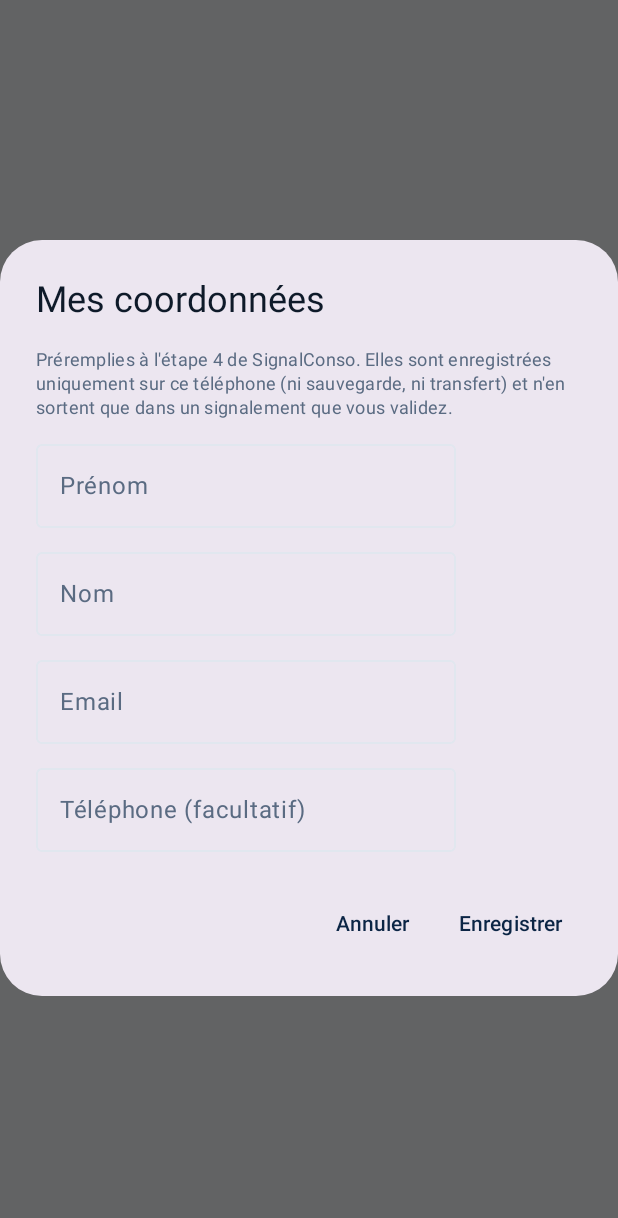
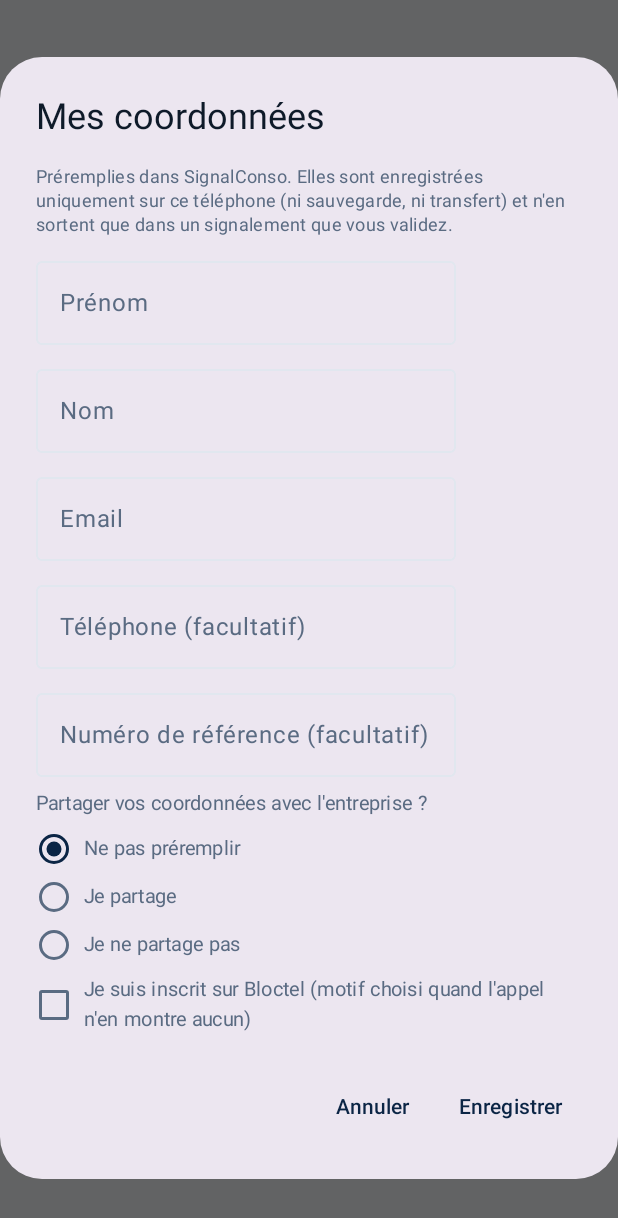
Before and after one commit to azman0101/call-inspector, an Android app built with Jetpack Compose: the composable ReporterProfileDialog shown on its own in the app's theme, on a phone screen of 412 x 824 dp. Shown: the top 1218 px of the screen. Run offline under Robolectric (Android 15) with nearby library versions, the phone set to English and light mode, and no system bars; libraries missing offline, so code that uses them is left out: net.zetetic.database; network calls fail; pictures from the network do not load; 1 statement that could not run was skipped.

Commit message:
feat(signalconso): pick the report reason from the call's subject and Bloctel
A weekday call within allowed hours from a regular number matched no
SignalConso reason, so step 1 was left empty. Reasons now also come
from what the call was about, found in the user's note or the caller's
name (accents and case ignored): impersonating the administration,
energy renovation, CPF training, and a refusal less than 60 days ago.
Subjects come first, then repeated calls, weekend/holiday, outside
hours, refusal and 06/07 numbers. When nothing applies, the
Bloctel reason is selected for users who said they are registered on
Bloctel; SignalConso then points them to bloctel.gouv.fr. Otherwise a
banner explains how to get a reason detected.

The stored profile also keeps the step 4 reference number, the answer
to "Souhaitez-vous partager vos coordonnées avec l'entreprise ?"
(unanswered, share or not) and the Bloctel registration; the database
moves to version 2 with a migration. The share answer is only applied
while neither option is checked.

Co-Authored-By: Claude Opus 5.5 <noreply@anthropic.com>
Claude-Session: https://claude.ai/code/session_01BEEknmddG4PAErQYjmqTpJ

```diff
--- a/app/src/main/java/net/slashetc/callinspector/ui/SignalConsoActivity.kt
+++ b/app/src/main/java/net/slashetc/callinspector/ui/SignalConsoActivity.kt
@@ -19,6 +19,8 @@ import androidx.compose.foundation.layout.fillMaxWidth
 import androidx.compose.foundation.layout.padding
 import androidx.compose.foundation.layout.size
 import androidx.compose.foundation.rememberScrollState
+import androidx.compose.foundation.selection.selectable
+import androidx.compose.foundation.selection.toggleable
 import androidx.compose.foundation.text.KeyboardOptions
 import androidx.compose.foundation.verticalScroll
 import androidx.compose.material.icons.Icons
@@ -26,11 +28,13 @@ import androidx.compose.material.icons.automirrored.filled.ArrowBack
 import androidx.compose.material.icons.outlined.Info
 import androidx.compose.material.icons.outlined.Person
 import androidx.compose.material3.AlertDialog
+import androidx.compose.material3.Checkbox
 import androidx.compose.material3.ExperimentalMaterial3Api
 import androidx.compose.material3.Icon
 import androidx.compose.material3.IconButton
 import androidx.compose.material3.MaterialTheme
 import androidx.compose.material3.OutlinedTextField
+import androidx.compose.material3.RadioButton
 import androidx.compose.material3.Scaffold
 import androidx.compose.material3.Surface
 import androidx.compose.material3.Text
@@ -43,7 +47,9 @@ import androidx.compose.runtime.mutableStateOf
 import androidx.compose.runtime.remember
 import androidx.compose.runtime.rememberCoroutineScope
 import androidx.compose.runtime.setValue
+import androidx.compose.ui.Alignment
 import androidx.compose.ui.Modifier
+import androidx.compose.ui.semantics.Role
 import androidx.compose.ui.text.input.KeyboardType
 import androidx.compose.ui.unit.dp
 import androidx.compose.ui.unit.sp
@@ -76,6 +82,7 @@ class SignalConsoActivity : ComponentActivity() {
         private fun SignalConsoPlan.toJson() = JSONObject().apply {
             put("problem", SignalConsoReport.PROBLEM)
             put("subcategory", subcategory ?: JSONObject.NULL)
+            put("bloctelSubcategory", bloctelSubcategory ?: JSONObject.NULL)
             put("phone", phone ?: JSONObject.NULL)
             put("dates", JSONArray(dates))
             put("company", company?.let {
@@ -93,6 +100,9 @@ class SignalConsoActivity : ComponentActivity() {
                 .put("lastName", it.lastName)
                 .put("email", it.email)
                 .put("phone", it.phone)
+                .put("referenceNumber", it.referenceNumber)
+                .put("shareContact", it.shareContact ?: JSONObject.NULL)
+                .put("bloctelRegistered", it.bloctelRegistered)
                 .toString()
         } ?: "null"
     }
@@ -111,6 +121,7 @@ class SignalConsoActivity : ComponentActivity() {
         val operatorName = JSONObject(planJson).optJSONObject("company")
             ?.takeIf { it.optString("source") == ReportedCompany.Source.OPERATOR.name }
             ?.optString("name")
+        val hasReason = !JSONObject(planJson).isNull("subcategory")
 
         setContent {
             MyApplicationTheme {
@@ -184,6 +195,18 @@ class SignalConsoActivity : ComponentActivity() {
                                 modifier = Modifier.padding(horizontal = 16.dp, vertical = 8.dp)
                             )
                         }
+                        if (!hasReason && profile?.bloctelRegistered != true) {
+                            Surface(color = MaterialTheme.colorScheme.tertiaryContainer, modifier = Modifier.fillMaxWidth()) {
+                                Text(
+                                    text = "Aucun motif ne ressort de l'appel (en semaine, aux heures autorisées). Choisissez-le à " +
+                                        "l'étape 1, ou ajoutez une note à l'appel (ex. « isolation », « CPF », « se fait passer " +
+                                        "pour la CAF ») pour qu'il soit détecté. Inscrit sur Bloctel ? Indiquez-le dans « Mes coordonnées ».",
+                                    fontSize = 12.sp,
+                                    lineHeight = 16.sp,
+                                    modifier = Modifier.padding(horizontal = 16.dp, vertical = 8.dp)
+                                )
+                            }
+                        }
                         if (operatorName != null) {
                             Surface(color = MaterialTheme.colorScheme.tertiaryContainer, modifier = Modifier.fillMaxWidth()) {
                                 Row(modifier = Modifier.padding(horizontal = 16.dp, vertical = 8.dp)) {
@@ -244,6 +267,9 @@ private fun ReporterProfileDialog(
     var lastName by remember { mutableStateOf(initial.lastName) }
     var email by remember { mutableStateOf(initial.email) }
     var phone by remember { mutableStateOf(initial.phone) }
+    var referenceNumber by remember { mutableStateOf(initial.referenceNumber) }
+    var shareContact by remember { mutableStateOf(initial.shareContact) }
+    var bloctelRegistered by remember { mutableStateOf(initial.bloctelRegistered) }
     AlertDialog(
         onDismissRequest = onDismiss,
         title = { Text("Mes coordonnées") },
@@ -253,7 +279,7 @@ private fun ReporterProfileDialog(
                 verticalArrangement = Arrangement.spacedBy(8.dp)
             ) {
                 Text(
-                    text = "Préremplies à l'étape 4 de SignalConso. Elles sont enregistrées uniquement sur ce téléphone " +
+                    text = "Préremplies dans SignalConso. Elles sont enregistrées uniquement sur ce téléphone " +
                         "(ni sauvegarde, ni transfert) et n'en sortent que dans un signalement que vous validez.",
                     fontSize = 12.sp,
                     lineHeight = 16.sp
@@ -268,10 +294,43 @@ private fun ReporterProfileDialog(
                     phone, { phone = it }, label = { Text("Téléphone (facultatif)") }, singleLine = true,
                     keyboardOptions = KeyboardOptions(keyboardType = KeyboardType.Phone)
                 )
+                OutlinedTextField(
+                    referenceNumber, { referenceNumber = it }, label = { Text("Numéro de référence (facultatif)") },
+                    placeholder = { Text("ex : ZYX987654321") }, singleLine = true
+                )
+                Text("Partager vos coordonnées avec l'entreprise ?", fontSize = 13.sp)
+                listOf(null to "Ne pas préremplir", true to "Je partage", false to "Je ne partage pas").forEach { (value, text) ->
+                    Row(
+                        verticalAlignment = Alignment.CenterVertically,
+                        modifier = Modifier
+                            .fillMaxWidth()
+                            .selectable(selected = shareContact == value, onClick = { shareContact = value }, role = Role.RadioButton)
+                    ) {
+                        RadioButton(selected = shareContact == value, onClick = null)
+                        Text(text, fontSize = 13.sp, modifier = Modifier.padding(start = 8.dp))
+                    }
+                }
+                Row(
+                    verticalAlignment = Alignment.CenterVertically,
+                    modifier = Modifier
+                        .fillMaxWidth()
+                        .toggleable(value = bloctelRegistered, onValueChange = { bloctelRegistered = it }, role = Role.Checkbox)
+                ) {
+                    Checkbox(checked = bloctelRegistered, onCheckedChange = null)
+                    Text(
+                        "Je suis inscrit sur Bloctel (motif choisi quand l'appel n'en montre aucun)",
+                        fontSize = 13.sp,
+                        modifier = Modifier.padding(start = 8.dp)
+                    )
+                }
             }
         },
         confirmButton = {
-            TextButton(onClick = { onSave(ReporterProfile(firstName, lastName, email, phone)) }) { Text("Enregistrer") }
+            TextButton(
+                onClick = {
+                    onSave(ReporterProfile(firstName, lastName, email, phone, referenceNumber, shareContact, bloctelRegistered))
+                }
+            ) { Text("Enregistrer") }
         },
         dismissButton = {
             Row {
```
Also changed, not shown: app/src/main/java/net/slashetc/callinspector/data/db/ReporterProfileStore.kt (+37 -6 lines), app/src/main/java/net/slashetc/callinspector/util/SignalConsoReport.kt (+53 -2 lines), 4 other files.
